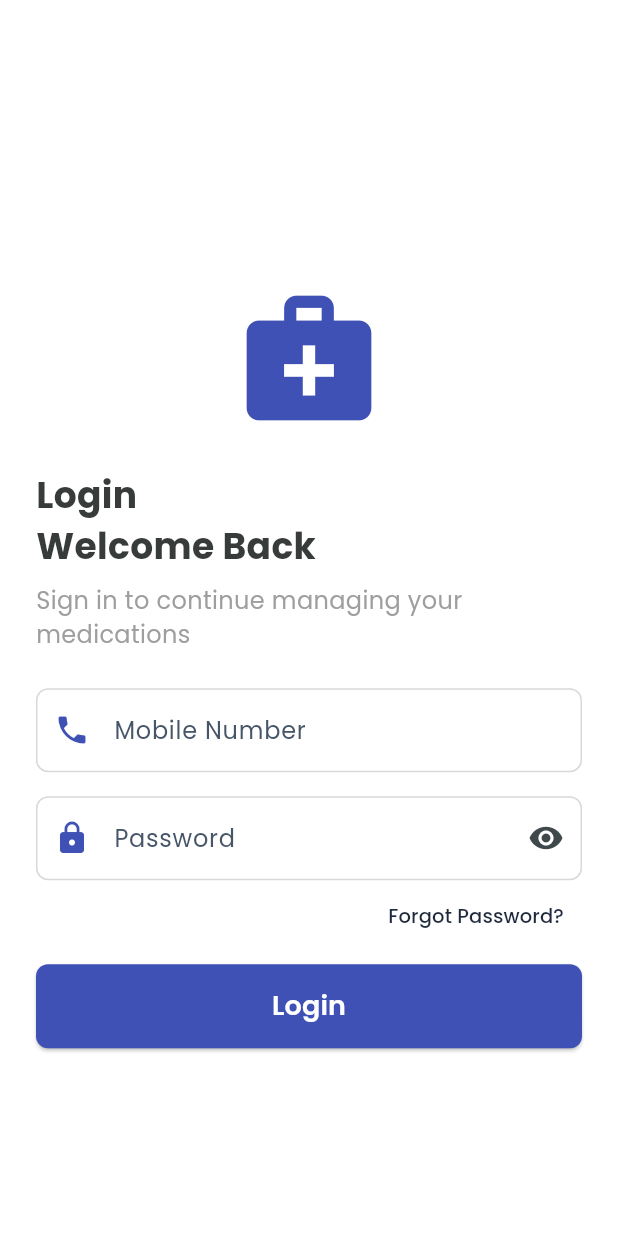
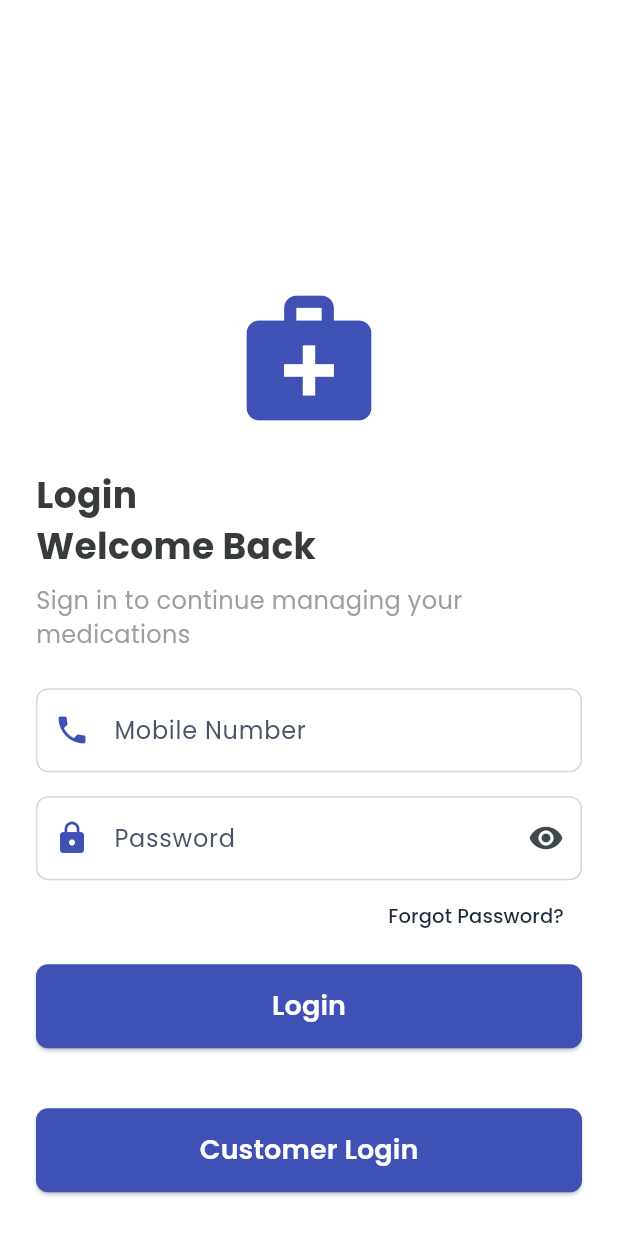
Before and after one commit to sahilq77/trailo_latest, a Flutter app: the screen it shows after launch, after a tap on "Get Started", on a phone screen of 412 x 824 dp. Run offline on Flutter 3.47's test engine with Material 3 defaults, Android fonts, the phone set to English and light mode, and no system bars; our stand-ins replace cached_network_image, connectivity_plus, device_info_plus, dio, dropdown_search, file_picker and 9 more; missing offline and left inert: colorful_safe_area, flutter_cached_pdfview; accounts and stored records are empty; network calls fail.

Commit message:
customer login api

```diff
--- a/lib/core/network/networkcall.dart
+++ b/lib/core/network/networkcall.dart
@@ -16,6 +16,7 @@ import '../../model/add_inward/get_inward_number_respons.dart';
 import '../../model/checked_by_list/get_checked_by_list_response.dart';
 import '../../model/checked_by_list/get_packed_by_response.dart';
 import '../../model/completed_order/get_completed_order_list_response.dart';
+import '../../model/customer/login/get_customer_login_response.dart';
 import '../../model/dashboard/get_dashboard_response.dart';
 import '../../model/global_model/company/get_company_response.dart';
 import '../../model/global_model/customers/get_customers_response.dart';
@@ -193,7 +194,10 @@ class Networkcall {
           case 35:
             final getDebitNoteNumber = getDebitNoteNumberResponseFromJson(str);
             return getDebitNoteNumber;
-
+          //customer login
+          case 36:
+            final getCustomerLogin = getCutsomerLoginResponseFromJson(str);
+            return getCustomerLogin;
           default:
             log("Invalid request code: $requestCode");
             throw ParseException('Unhandled request code: $requestCode');
--- a/lib/core/urls.dart
+++ b/lib/core/urls.dart
@@ -1,6 +1,6 @@
 class Networkutility {
   static String baseUrl =
-      "https://auditrail.in/"; // Live - https://auditrail.in/  and staging - https://seekhelp.in/trail-o/
+      "https://seekhelp.in/trail-o/"; // Live - https://auditrail.in/  and staging - https://seekhelp.in/trail-o/
   static String login = "${baseUrl + "employee-login"}";
   static int loginApi = 1;
   static String forgotPassword = "${baseUrl + "forgot-password"}";
@@ -82,4 +82,10 @@ class Networkutility {
   static int checkDebitNoteNumberApi = 35;
   static String getCompanySales =
       "${baseUrl + "get-all-companies-of-sales-employee"}";
+
+  //Customer apis
+  static String customerLogin = "${baseUrl + "customer-login-app"}";
+  static int customerLoginApi = 36;
+  // static String csutomerLogin = "${baseUrl + "customer-login-app"}";
+  // static int customerLoginApi = 37;
 }
--- a/lib/utility/app_routes.dart
+++ b/lib/utility/app_routes.dart
@@ -6,6 +6,7 @@ import 'package:trailo/binding/outward/outward_list_binding.dart';
 import 'package:trailo/binding/outward/packed_by_outward_binding.dart';
 import 'package:trailo/binding/outward/picked_by_outward_binding.dart';
 import 'package:trailo/utility/customdesign/nointernetconnectionpage.dart';
+import 'package:trailo/view/customer_view/login/customer_login_screen.dart';
 import 'package:trailo/view/inward/add_inward_screen.dart';
 import 'package:trailo/view/inward/inward_detail_screen.dart';
 import 'package:trailo/view/inward/inward_list.dart';
@@ -27,6 +28,7 @@ import 'package:trailo/view/signup/signup_screen.dart';
 import 'package:trailo/view/view_pdf/view_pdf_screen.dart';
 import 'package:trailo/view/welcome/welcome_screen.dart';
 
+import '../view/customer_view/home/customer_home_screen.dart';
 import '../view/forgot_password/enter_new_password_screen.dart';
 import '../view/forgot_password/forgot_password_screen.dart';
 import '../view/home/home_screen.dart';
@@ -73,6 +75,9 @@ class AppRoutes {
   static const String pendingOverdue = '/pending_overdue';
   static const String overdueDetails = '/pending_overdue_details';
   static const String editInward = '/edit_inward';
+  //customer screens
+  static const String customerLogin = '/customer_login';
+ static const String customerHome = '/customer_home';
 
   static final routes = [
     GetPage(
@@ -208,11 +213,6 @@ class AppRoutes {
       transition: Transition.fadeIn,
     ),
 
-
-
-
-
-
     GetPage(
       name: viewpdf,
       page: () => ViewResultScreen(),
@@ -248,5 +248,17 @@ class AppRoutes {
       page: () => EditInwardScreen(),
       transition: Transition.fadeIn,
     ),
+    //Customer screens
+    GetPage(
+      name: customerLogin,
+      page: () => CustomerLoginScreen(),
+      transition: Transition.fadeIn,
+    ),
+  GetPage(
+      name: customerHome,
+      page: () => CustomerHomeScreen(),
+      transition: Transition.fadeIn,
+    ),
+
   ];
 }
--- a/lib/view/login/login_screen.dart
+++ b/lib/view/login/login_screen.dart
@@ -163,6 +163,22 @@ class _LoginScreenState extends State<LoginScreen> {
                     style: TextStyle(fontSize: 18, fontWeight: FontWeight.w600),
                   ),
                 ),
+                const SizedBox(height: 40),
+                ElevatedButton(
+                  onPressed: () {
+                    Get.toNamed(AppRoutes.customerLogin);
+                  },
+                  style: ElevatedButton.styleFrom(
+                    minimumSize: const Size(double.infinity, 50),
+                    shape: RoundedRectangleBorder(
+                      borderRadius: BorderRadius.circular(8),
+                    ),
+                  ),
+                  child: const Text(
+                    'Customer Login',
+                    style: TextStyle(fontSize: 18, fontWeight: FontWeight.w600),
+                  ),
+                ),
               ],
             ),
           ),
```
Also changed, not shown: lib/controller/customer/login/customer_login_controller.dart (added, +138 -0 lines), lib/model/customer/login/get_customer_login_response.dart (added, +80 -0 lines).
